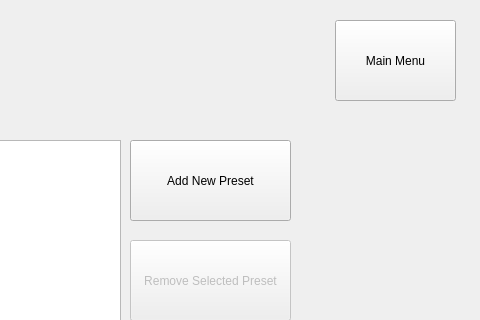
frogstarbop/BatchOps, file edit_presets.ui: the form before one commit; both pictures show x 740 to 1220 and y 0 to 320 of the 1220 by 770 pixel window.
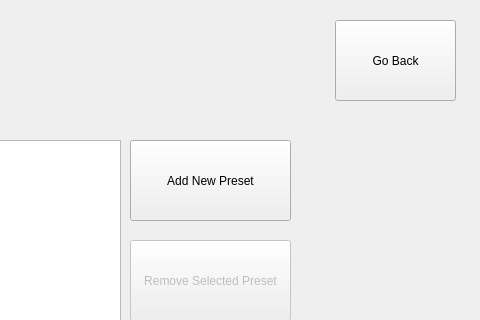
The form after the commit. Icons and pictures are not drawn.

Commit message: #2 Changes to home based on feedback - Move select folder button to a more relevant location - Move edit presets button to a more relevant location - Move and italicise credits to indicate that it isn't important for the functionality - By default, the scrollArea is disabled. Need to select a folder (currently, interact with select folder button) in order for the area to become enabled - By deafult, the preset button for every feature is disabled. Need to check an option to enable them. They become disabled if unchecked - Make start and select button smaller

Patch:
```diff
--- a/edit_presets.ui
+++ b/edit_presets.ui
@@ -63,7 +63,7 @@
     </rect>
    </property>
    <property name="text">
-    <string>Main Menu</string>
+    <string>Go Back</string>
    </property>
   </widget>
   <widget class="QListWidget" name="presetsList">
```
The commit also changes 3 other files.
